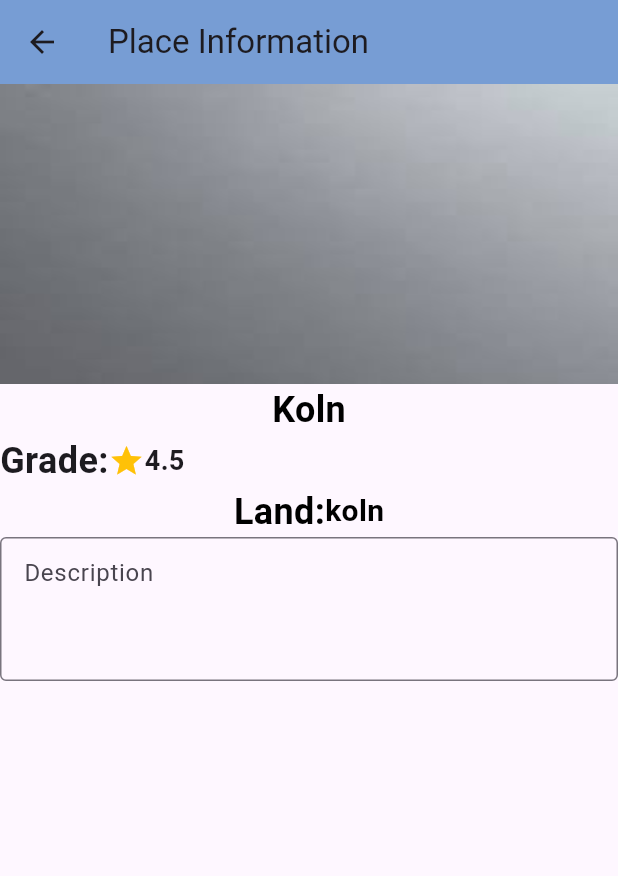
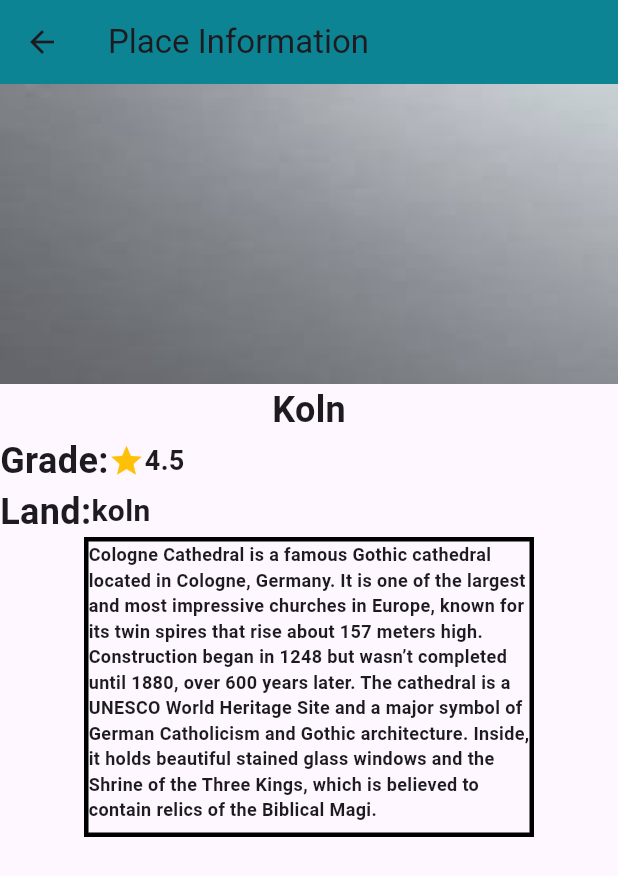
Before and after one commit to LoLoL200/travelbuddy, a Flutter app: the screen it shows after launch, after a tap on "Koln", on a phone screen of 412 x 824 dp. Shown: the top 876 px of the screen. Run offline on Flutter 3.47's test engine with Material 3 defaults, Android fonts, the phone set to English and light mode, and no system bars.

Commit message:
Update color BottomNavigationBarItem and Description  update

```diff
--- a/lib/models/place.dart
+++ b/lib/models/place.dart
@@ -42,7 +42,6 @@ class Place extends StatelessWidget {
                        land: lands,
                        category: category
                        )));
-
             },
             child: Column(
                   children: [
@@ -51,7 +50,7 @@ class Place extends StatelessWidget {
                            child: Text(name,
                            style: TextStyle(
                            fontSize: 24,
-                           color: Colors.black
+
               ),),
             ),
            Row(
@@ -62,7 +61,7 @@ class Place extends StatelessWidget {
               children: <Widget>[
                 Text('Category:$category',
                 style: TextStyle(
-                  color: Colors.black,
+
                   fontSize: 20
                   ),
                   ),
@@ -73,7 +72,7 @@ class Place extends StatelessWidget {
                   children:<Widget> [
                   Text('$star',
                   style: TextStyle(
-                    color: Colors.black
+
                   )),
                   const SizedBox(height: 10),
                   Icon(Icons.star,color: Colors.amber,),
--- a/lib/screen/home_screen.dart
+++ b/lib/screen/home_screen.dart
@@ -21,13 +21,13 @@ class HomeScreen extends StatefulWidget {
 class _HomeScreenState extends State<HomeScreen> {
   int _selectedIndex = 0;
   late List<Widget> _screens;
+  //List screen
   final List<String> _titles = [
     'Treval Buddy ',
     'Search',
     'Add Place',
     'Settings',
   ];
-
   final List<Widget> _appBarScreens = [
     HomeScreen(controller: ScrollController()),
      SearchScreen(),
@@ -94,17 +94,17 @@ class _HomeScreenState extends State<HomeScreen> {
           BottomNavigationBarItem(
             icon: Icon(Icons.search),
             label: 'Search',
-            backgroundColor: Color.fromARGB(255, 60, 94, 54)
+            backgroundColor: Color.fromARGB(255, 14, 83, 95)
             ),
              BottomNavigationBarItem(
             icon: Icon(Icons.add_box_rounded),
             label: 'Add',
-            backgroundColor: Color.fromARGB(255, 56, 34, 4)
+            backgroundColor: Color.fromARGB(255, 6, 62, 107)
             ),
              BottomNavigationBarItem(
             icon: Icon(Icons.person),
             label: 'Profile',
-            backgroundColor: Color.fromARGB(255, 5, 140, 150)
+            backgroundColor: Color.fromARGB(255, 5, 109, 150)
             ),
 
         ],
--- a/lib/screen/place_details_screen.dart
+++ b/lib/screen/place_details_screen.dart
@@ -2,7 +2,6 @@ import 'package:flutter/material.dart';
 import 'package:travelbuddy/utils/constans.dart';
 ///class Place Deteil Screen
 class PlaceDetailsScreen extends StatelessWidget {
-
 
   const PlaceDetailsScreen({
     super.key,
@@ -12,13 +11,12 @@ class PlaceDetailsScreen extends StatelessWidget {
     required this.land,
     required this.category
   });
+
     final String name;
     final String image;
     final double star;
     final String land;
     final String category;
-
-
 
   @override
   Widget build(BuildContext context) {
@@ -26,25 +24,23 @@ class PlaceDetailsScreen extends StatelessWidget {
     return Scaffold(
 
       appBar:  AppBar(
-       backgroundColor:  const Color.fromARGB(255, 119, 157, 212),
+       backgroundColor:  const Color.fromARGB(255, 12, 132, 148),
         title: Text('Place Information'),
       ),
       body: Center(
         child: Column(
           children: [
 //Build
-
         Image.asset(
               image,
               fit: BoxFit.fill,
               width: size.width,
               height:200,
               ),
-
 //Name  place
             Text(name, style: TextStyle(
               fontSize: 24,
-              color: Colors.black,
+
               fontWeight: FontWeight.bold
             ),),
 //Star
@@ -63,22 +59,21 @@ class PlaceDetailsScreen extends StatelessWidget {
                   fontSize: 18,
                   fontWeight: FontWeight.bold
                 ),),
-
               ],
             ),
 //Land
             Row(
-              mainAxisAlignment: center,
+              mainAxisAlignment: MainAxisAlignment.start,
               children: [
                 Text('Land:',
                 style: TextStyle(
-                  color: Colors.black,
+
                   fontSize: 24,
                   fontWeight: FontWeight.bold
                   ),),
                 Text(land,
                 style: TextStyle(
-                  color: Colors.black,
+
                   fontSize: 20,
                   fontWeight: FontWeight.bold
                   ),
@@ -86,19 +81,20 @@ class PlaceDetailsScreen extends StatelessWidget {
               ],
             ),
 //Description
-             TextFormField(
+             Container(
+              decoration: BoxDecoration(
+                border:  Border.all(color: Colors.black,width: 3)
+              ),
+                width: 300,
+                height: 200,
+                child:  Text('Cologne Cathedral is a famous Gothic cathedral located in Cologne, Germany. It is one of the largest and most impressive churches in Europe, known for its twin spires that rise about 157 meters high. Construction began in 1248 but wasn’t completed until 1880, over 600 years later. The cathedral is a UNESCO World Heritage Site and a major symbol of German Catholicism and Gothic architecture. Inside, it holds beautiful stained glass windows and the Shrine of the Three Kings, which is believed to contain relics of the Biblical Magi.',
+                              style: TextStyle(
+                                fontSize: 12,
+                                fontWeight: FontWeight.bold
+                              ),
+                              ),
+             )
 
-                maxLines: null,
-                minLines: 3,
-                decoration: InputDecoration(
-
-                      hintText: 'Description',
-                      border: OutlineInputBorder(),
-                      contentPadding: EdgeInsets.all(12.0),
-
-),
-
-),
           ],
         ),
       )
--- a/lib/screen/profile_screen.dart
+++ b/lib/screen/profile_screen.dart
@@ -1,9 +1,10 @@
 import 'package:flutter/material.dart';
 import 'package:provider/provider.dart';
-
 import 'package:travelbuddy/widgets/animated_favorite_button.dart';
 
 class ProfileScreen extends StatelessWidget {
+  const ProfileScreen({super.key});
+
   @override
   Widget build(BuildContext context) {
     final themeProvider = Provider.of<ThemeProvider>(context);
--- a/lib/utils/constans.dart
+++ b/lib/utils/constans.dart
@@ -1,10 +1,8 @@
-
 import 'package:flutter/material.dart';
 
 const BoxSized = SizedBox(height: 20,);
 const center = MainAxisAlignment.center;
 const textStyle = TextStyle(
-
-  color:Colors.black,
   fontSize: 24,
-  fontWeight: FontWeight.bold );
+  fontWeight: FontWeight.bold
+  );
--- a/lib/widgets/custom_search_bar.dart
+++ b/lib/widgets/custom_search_bar.dart
@@ -1,4 +1,5 @@
 import 'package:flutter/material.dart';
+import 'package:travelbuddy/models/place.dart';
 
 class CustomSearchBar extends StatefulWidget {
   const CustomSearchBar({super.key});
@@ -8,24 +9,79 @@ class CustomSearchBar extends StatefulWidget {
 }
 
 class _Search extends State<CustomSearchBar> {
+   final List<Place> searchPlace = [
+   Place(
+            name: 'Koln',
+            category: 'Cathedral',
+            star: 4.5,
+            image: 'assets/images/defoult.jpg',
+            lands: 'koln'),
+        ];
 
+  final List<Place> _results = [];
+//Function by search name place
+   void _search(String input){
+    final List<Place> matches = [];
+    _results.clear();
+    for(var place in searchPlace){
+      if(place.name.toLowerCase().contains(input.toLowerCase())){
+        setState(() {
+            _results.clear();
+        _results.addAll(matches);
+        });
+      }
+    }
+   }
+//Search Places
   @override
   Widget build(BuildContext context) {
-    return TextFormField(
+    return SearchAnchor(
+      builder: (
+        BuildContext context, SearchController controller){
+          return SearchBar(
+            controller: controller,
+            padding: const WidgetStatePropertyAll<EdgeInsets>(
+              EdgeInsets.symmetric(horizontal: 16.0)
 
-              decoration: const InputDecoration(
+              ),
+              onTap: () {
+                controller.openView();
+              },
+              onChanged: (_) {
+                controller.openView();
+              },
+              leading: const Icon(Icons.search),
 
-                labelText: 'Search',
-                hintText: 'Search sity....',
-                border: OutlineInputBorder(borderRadius: BorderRadius.all(Radius.circular(32))),
-                icon: Icon(Icons.search)
-                //icon: IconButton(onPressed: (){}, icon: Icons.access_alarm)
-              ),
-              onChanged: (value) {
-                setState(() {
-                });
-               },
-    );
+          );
+        },
+//Search Places by Name
+          suggestionsBuilder: (BuildContext context, SearchController controller) {
+    return List.generate(5, (dynamic index) {
+      return Place(
+         name: 'Koln',
+            category: 'Cathedral',
+            star: 4.5,
+            image: 'assets/images/defoult.jpg',
+            lands: 'koln'
+      );
+    });
+  },
+          );
+    // return TextFormField(
+    //           decoration: const InputDecoration(
+    //             labelText: 'Search',
+    //             hintText: 'Search sity....',
+    //             border: OutlineInputBorder(borderRadius: BorderRadius.all(Radius.circular(32))),
+    //             icon: Icon(Icons.search)
+    //           ),
+    //           onChanged: (value) {
 
+
+    //             _search(value);
+
+
+
+    //            },
+    // );
   }
 }
```
Also changed, not shown: lib/screen/search_screen.dart (+4 -8 lines), lib/widgets/place_card.dart (+0 -11 lines).
